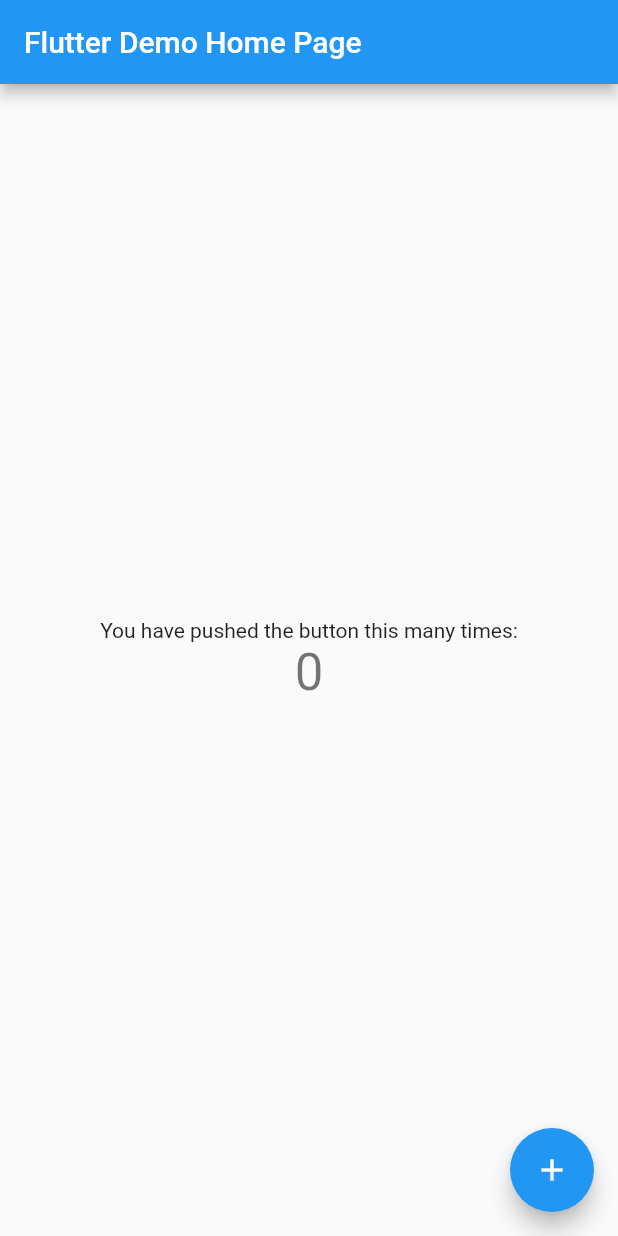
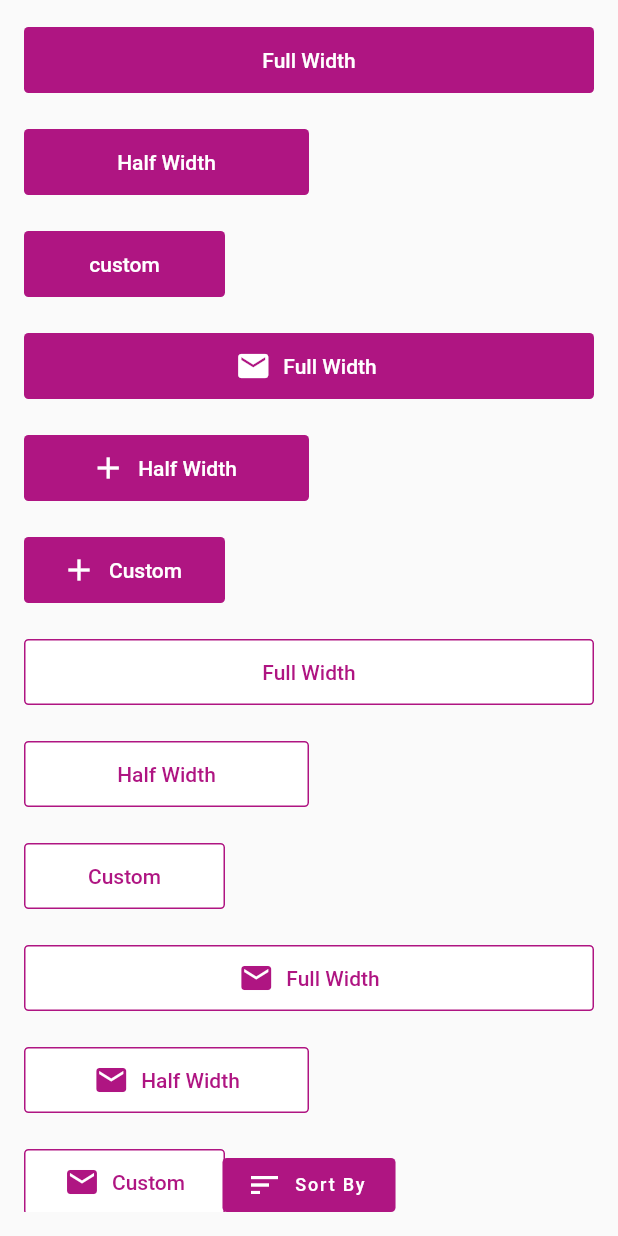
Before and after one commit to Kelompok-4-Capstone-Alterra/flutter_women_center, a Flutter app: the screen it shows after launch, on a phone screen of 412 x 824 dp. Run offline on Flutter 3.47's test engine with Material 2 defaults, Android fonts, the phone set to English and light mode, and no system bars; our stand-ins replace hexcolor.

Commit message:
component button dan utils

```diff
--- /dev/null
+++ b/lib/components/buttons/circle_button.dart
@@ -0,0 +1,26 @@
+import 'package:capstone_project/utils/my_color.dart';
+import 'package:flutter/material.dart';
+
+class CircleButton extends StatelessWidget {
+  final Widget widget;
+  final void Function()? onPressed;
+
+  const CircleButton({
+    super.key,
+    required this.widget,
+    required this.onPressed,
+  });
+
+  @override
+  Widget build(BuildContext context) {
+    return ElevatedButton(
+        style: ElevatedButton.styleFrom(
+          backgroundColor: MyColor.primaryColor,
+          elevation: 0,
+          fixedSize: const Size(56, 56),
+          shape: const CircleBorder(),
+        ),
+        onPressed: onPressed,
+        child: widget);
+  }
+}
--- /dev/null
+++ b/lib/components/buttons/floating_button.dart
@@ -0,0 +1,43 @@
+import 'package:capstone_project/utils/my_color.dart';
+import 'package:flutter/material.dart';
+
+class FloatingButton extends StatelessWidget {
+  final String? toolTip;
+  final void Function()? onPressed;
+  final Widget widget;
+  final String teks;
+
+  const FloatingButton({
+    super.key,
+    this.toolTip,
+    required this.widget,
+    required this.teks,
+    required this.onPressed,
+  });
+
+  @override
+  Widget build(BuildContext context) {
+    return SizedBox(
+      height: 36,
+      child: FloatingActionButton.extended(
+        tooltip: toolTip,
+        shape: RoundedRectangleBorder(
+          borderRadius: BorderRadius.circular(3),
+        ),
+        backgroundColor: MyColor.primaryColor,
+        foregroundColor: MyColor.white,
+        elevation: 0,
+        icon: widget,
+        label: Text(
+          teks,
+          style: TextStyle(
+            fontSize: 12,
+            fontWeight: FontWeight.w500,
+            color: MyColor.white,
+          ),
+        ),
+        onPressed: onPressed,
+      ),
+    );
+  }
+}
--- /dev/null
+++ b/lib/components/buttons/primary_button.dart
@@ -0,0 +1,37 @@
+import 'package:capstone_project/utils/my_color.dart';
+import 'package:capstone_project/utils/my_size.dart';
+import 'package:flutter/material.dart';
+
+class PrimaryButton extends StatelessWidget {
+  final String teks;
+  final double? customWidth;
+  final void Function()? onPressed;
+
+  const PrimaryButton({
+    super.key,
+    this.customWidth,
+    required this.teks,
+    required this.onPressed,
+  });
+
+  @override
+  Widget build(BuildContext context) {
+    return ElevatedButton(
+      style: ElevatedButton.styleFrom(
+        backgroundColor: MyColor.primaryColor,
+        elevation: 0,
+        fixedSize: Size(
+            customWidth == null ? MySize.width(context) : customWidth!, 44),
+        shape: RoundedRectangleBorder(
+          borderRadius: BorderRadius.circular(3),
+        ),
+      ),
+      onPressed: onPressed,
+      child: Text(
+        teks,
+        style: TextStyle(
+            fontSize: 14.0, fontWeight: FontWeight.w500, color: MyColor.white),
+      ),
+    );
+  }
+}
--- /dev/null
+++ b/lib/components/buttons/primary_button_icon.dart
@@ -0,0 +1,41 @@
+import 'package:capstone_project/utils/my_color.dart';
+import 'package:capstone_project/utils/my_size.dart';
+import 'package:flutter/material.dart';
+
+class PrimaryButtonIcon extends StatelessWidget {
+  final String teks;
+  final double? customWidth;
+  final Widget widget;
+  final void Function()? onPressed;
+
+  const PrimaryButtonIcon({
+    super.key,
+    this.customWidth,
+    required this.teks,
+    required this.widget,
+    required this.onPressed,
+  });
+
+  @override
+  Widget build(BuildContext context) {
+    return ElevatedButton.icon(
+        style: ElevatedButton.styleFrom(
+          backgroundColor: MyColor.primaryColor,
+          elevation: 0,
+          fixedSize: Size(
+              customWidth == null ? MySize.width(context) : customWidth!, 44),
+          shape: RoundedRectangleBorder(
+            borderRadius: BorderRadius.circular(3),
+          ),
+        ),
+        onPressed: onPressed,
+        label: Text(
+          teks,
+          style: TextStyle(
+              fontSize: 14.0,
+              fontWeight: FontWeight.w500,
+              color: MyColor.white),
+        ),
+        icon: widget);
+  }
+}
--- /dev/null
+++ b/lib/components/buttons/secondary_button.dart
@@ -0,0 +1,40 @@
+import 'package:capstone_project/utils/my_color.dart';
+import 'package:capstone_project/utils/my_size.dart';
+import 'package:flutter/material.dart';
+
+class SecondaryButton extends StatelessWidget {
+  final String teks;
+  final double? customWidth;
+  final void Function()? onPressed;
+
+  const SecondaryButton({
+    super.key,
+    this.customWidth,
+    required this.teks,
+    required this.onPressed,
+  });
+
+  @override
+  Widget build(BuildContext context) {
+    return OutlinedButton(
+      style: OutlinedButton.styleFrom(
+        backgroundColor: MyColor.white,
+        elevation: 0,
+        side: BorderSide(color: MyColor.primaryColor, width: 1),
+        fixedSize: Size(
+            customWidth == null ? MySize.width(context) : customWidth!, 44),
+        shape: RoundedRectangleBorder(
+          borderRadius: BorderRadius.circular(3),
+        ),
+      ),
+      onPressed: onPressed,
+      child: Text(
+        teks,
+        style: TextStyle(
+            fontSize: 14.0,
+            fontWeight: FontWeight.w500,
+            color: MyColor.primaryColor),
+      ),
+    );
+  }
+}
--- /dev/null
+++ b/lib/components/buttons/secondary_button_icon.dart
@@ -0,0 +1,43 @@
+import 'package:capstone_project/utils/my_color.dart';
+import 'package:capstone_project/utils/my_size.dart';
+import 'package:flutter/material.dart';
+
+class SecondaryButtonIcon extends StatelessWidget {
+  final String teks;
+  final Widget widget;
+  final double? customWidth;
+  final void Function()? onPressed;
+
+  const SecondaryButtonIcon({
+    super.key,
+    this.customWidth,
+    required this.teks,
+    required this.widget,
+    required this.onPressed,
+  });
+
+  @override
+  Widget build(BuildContext context) {
+    return OutlinedButton.icon(
+      style: OutlinedButton.styleFrom(
+        backgroundColor: MyColor.white,
+        elevation: 0,
+        side: BorderSide(color: MyColor.primaryColor, width: 1),
+        fixedSize: Size(
+            customWidth == null ? MySize.width(context) : customWidth!, 44),
+        shape: RoundedRectangleBorder(
+          borderRadius: BorderRadius.circular(3),
+        ),
+      ),
+      icon: widget,
+      onPressed: onPressed,
+      label: Text(
+        teks,
+        style: TextStyle(
+            fontSize: 14.0,
+            fontWeight: FontWeight.w500,
+            color: MyColor.primaryColor),
+      ),
+    );
+  }
+}
--- a/lib/main.dart
+++ b/lib/main.dart
@@ -1,104 +1,6 @@
 import 'package:flutter/material.dart';
+import 'my_app.dart';
 
 void main() {
   runApp(const MyApp());
 }
-
-class MyApp extends StatelessWidget {
-  const MyApp({super.key});
-
-  // This widget is the root of your application.
-  @override
-  Widget build(BuildContext context) {
-    return MaterialApp(
-      title: 'Flutter Demo',
-      theme: ThemeData(
-        // This is the theme of your application.
-        //
-        // Try running your application with "flutter run". You'll see the
-        // application has a blue toolbar. Then, without quitting the app, try
-        // changing the primarySwatch below to Colors.green and then invoke
-        // "hot reload" (press "r" in the console where you ran "flutter run",
-        // or simply save your changes to "hot reload" in a Flutter IDE).
-        // Notice that the counter didn't reset back to zero; the application
-        // is not restarted.
-        primarySwatch: Colors.blue,
-      ),
-      home: const MyHomePage(title: 'Flutter Demo Home Page'),
-    );
-  }
-}
-
-class MyHomePage extends StatefulWidget {
-  const MyHomePage({super.key, required this.title});
-
-  // This widget is the home page of your application. It is stateful, meaning
-  // that it has a State object (defined below) that contains fields that affect
-  // how it looks.
-
-  // This class is the configuration for the state. It holds the values (in this
-  // case the title) provided by the parent (in this case the App widget) and
-  // used by the build method of the State. Fields in a Widget subclass are
-  // always marked "final".
-
-  final String title;
-
-  @override
-  State<MyHomePage> createState() => _MyHomePageState();
-}
-
-class _MyHomePageState extends State<MyHomePage> {
-  int _counter = 0;
-
-  void _incrementCounter() {
-    setState(() {
-      _counter++;
-    });
-  }
-
-  @override
-  Widget build(BuildContext context) {
-    return Scaffold(
-      appBar: AppBar(
-        // Here we take the value from the MyHomePage object that was created by
-        // the App.build method, and use it to set our appbar title.
-        title: Text(widget.title),
-      ),
-      body: Center(
-        // Center is a layout widget. It takes a single child and positions it
-        // in the middle of the parent.
-        child: Column(
-          // Column is also a layout widget. It takes a list of children and
-          // arranges them vertically. By default, it sizes itself to fit its
-          // children horizontally, and tries to be as tall as its parent.
-          //
-          // Invoke "debug painting" (press "p" in the console, choose the
-          // "Toggle Debug Paint" action from the Flutter Inspector in Android
-          // Studio, or the "Toggle Debug Paint" command in Visual Studio Code)
-          // to see the wireframe for each widget.
-          //
-          // Column has various properties to control how it sizes itself and
-          // how it positions its children. Here we use mainAxisAlignment to
-          // center the children vertically; the main axis here is the vertical
-          // axis because Columns are vertical (the cross axis would be
-          // horizontal).
-          mainAxisAlignment: MainAxisAlignment.center,
-          children: <Widget>[
-            const Text(
-              'You have pushed the button this many times:',
-            ),
-            Text(
-              '$_counter',
-              style: Theme.of(context).textTheme.headlineMedium,
-            ),
-          ],
-        ),
-      ),
-      floatingActionButton: FloatingActionButton(
-        onPressed: _incrementCounter,
-        tooltip: 'Increment',
-        child: const Icon(Icons.add),
-      ), // This trailing comma makes auto-formatting nicer for build methods.
-    );
-  }
-}
--- /dev/null
+++ b/lib/my_app.dart
@@ -0,0 +1,19 @@
+import 'package:capstone_project/preview_component_page.dart';
+import 'package:flutter/material.dart';
+
+class MyApp extends StatelessWidget {
+  const MyApp({super.key});
+
+  @override
+  Widget build(BuildContext context) {
+    return MaterialApp(
+      debugShowCheckedModeBanner: false,
+      title: 'Women Center',
+      initialRoute: PreviewComponentPage.routeName,
+      routes: {
+        PreviewComponentPage.routeName: (context) =>
+            const PreviewComponentPage(),
+      },
+    );
+  }
+}
--- /dev/null
+++ b/lib/preview_component_page.dart
@@ -0,0 +1,155 @@
+import 'package:capstone_project/components/buttons/circle_button.dart';
+import 'package:capstone_project/components/buttons/floating_button.dart';
+import 'package:capstone_project/components/buttons/primary_button.dart';
+import 'package:capstone_project/components/buttons/primary_button_icon.dart';
+import 'package:capstone_project/components/buttons/secondary_button.dart';
+import 'package:capstone_project/components/buttons/secondary_button_icon.dart';
+import 'package:capstone_project/utils/my_color.dart';
+import 'package:capstone_project/utils/my_size.dart';
+import 'package:flutter/material.dart';
+
+class PreviewComponentPage extends StatefulWidget {
+  const PreviewComponentPage({super.key});
+
+  static const routeName = '/previewComponentPage';
+
+  @override
+  State<PreviewComponentPage> createState() => _PreviewComponentPageState();
+}
+
+class _PreviewComponentPageState extends State<PreviewComponentPage> {
+  @override
+  Widget build(BuildContext context) {
+    return Scaffold(
+      floatingActionButton: FloatingButton(
+        widget: const Icon(Icons.sort),
+        teks: 'Sort By',
+        onPressed: () {},
+      ),
+      floatingActionButtonLocation: FloatingActionButtonLocation.centerFloat,
+      body: SafeArea(
+        child: Padding(
+          padding: const EdgeInsets.all(16),
+          child: SingleChildScrollView(
+            child: Column(
+              crossAxisAlignment: CrossAxisAlignment.start,
+              children: [
+                PrimaryButton(
+                  teks: 'Full Width',
+                  onPressed: () {},
+                ),
+                const SizedBox(
+                  height: 20,
+                ),
+                PrimaryButton(
+                  customWidth: MySize.halfWidth(context),
+                  teks: 'Half Width',
+                  onPressed: () {},
+                ),
+                const SizedBox(
+                  height: 20,
+                ),
+                PrimaryButton(
+                  customWidth: 134,
+                  teks: 'custom',
+                  onPressed: () {},
+                ),
+                const SizedBox(
+                  height: 20,
+                ),
+                PrimaryButtonIcon(
+                  teks: 'Full Width',
+                  widget: const Icon(Icons.email),
+                  onPressed: () {},
+                ),
+                const SizedBox(
+                  height: 20,
+                ),
+                PrimaryButtonIcon(
+                  customWidth: MySize.halfWidth(context),
+                  teks: 'Half Width',
+                  widget: const Icon(Icons.add),
+                  onPressed: () {},
+                ),
+                const SizedBox(
+                  height: 20,
+                ),
+                PrimaryButtonIcon(
+                  customWidth: 134,
+                  teks: 'Custom',
+                  widget: const Icon(Icons.add),
+                  onPressed: () {},
+                ),
+                const SizedBox(
+                  height: 20,
+                ),
+                SecondaryButton(
+                  teks: 'Full Width',
+                  onPressed: () {},
+                ),
+                const SizedBox(
+                  height: 20,
+                ),
+                SecondaryButton(
+                  customWidth: MySize.halfWidth(context),
+                  teks: 'Half Width',
+                  onPressed: () {},
+                ),
+                const SizedBox(
+                  height: 20,
+                ),
+                SecondaryButton(
+                  customWidth: 134,
+                  teks: 'Custom',
+                  onPressed: () {},
+                ),
+                const SizedBox(
+                  height: 20,
+                ),
+                SecondaryButtonIcon(
+                  teks: 'Full Width',
+                  widget: Icon(
+                    Icons.email,
+                    color: MyColor.primaryColor,
+                  ),
+                  onPressed: () {},
+                ),
+                const SizedBox(
+                  height: 20,
+                ),
+                SecondaryButtonIcon(
+                  customWidth: MySize.halfWidth(context),
+                  teks: 'Half Width',
+                  widget: Icon(
+                    Icons.email,
+                    color: MyColor.primaryColor,
+                  ),
+                  onPressed: () {},
+                ),
+                const SizedBox(
+                  height: 20,
+                ),
+                SecondaryButtonIcon(
+                  customWidth: 134,
+                  teks: 'Custom',
+                  widget: Icon(
+                    Icons.email,
+                    color: MyColor.primaryColor,
+                  ),
+                  onPressed: () {},
+                ),
+                const SizedBox(
+                  height: 20,
+                ),
+                CircleButton(
+                  widget: const Icon(Icons.percent),
+                  onPressed: () {},
+                ),
+              ],
+            ),
+          ),
+        ),
+      ),
+    );
+  }
+}
--- /dev/null
+++ b/lib/utils/my_color.dart
@@ -0,0 +1,7 @@
+import 'package:hexcolor/hexcolor.dart';
+
+class MyColor {
+  static final primaryColor = HexColor('#AF1582');
+  static final secondaryColor = HexColor('##BDB728');
+  static final white = HexColor('##FFFFFF');
+}
--- /dev/null
+++ b/lib/utils/my_size.dart
@@ -0,0 +1,32 @@
+import 'package:flutter/material.dart';
+
+class MySize {
+  static const int screenPadding = 16;
+  static const int appBarHeight = 114;
+
+  static double bodyHeight1(BuildContext context) {
+    return MediaQuery.of(context).size.height -
+        MediaQuery.of(context).padding.top;
+  }
+
+  static double bodyHeight2(BuildContext context) {
+    return MediaQuery.of(context).size.height -
+        MediaQuery.of(context).padding.top -
+        appBarHeight;
+  }
+
+  static double bodyHeight3(BuildContext context) {
+    return MediaQuery.of(context).size.height -
+        MediaQuery.of(context).padding.top -
+        appBarHeight -
+        kBottomNavigationBarHeight;
+  }
+
+  static double width(BuildContext context) {
+    return MediaQuery.of(context).size.width - (screenPadding * 2);
+  }
+
+  static double halfWidth(BuildContext context) {
+    return (MediaQuery.of(context).size.width - (screenPadding * 2)) / 2;
+  }
+}
--- a/pubspec.yaml
+++ b/pubspec.yaml
@@ -35,6 +35,7 @@
   # The following adds the Cupertino Icons font to your application.
   # Use with the CupertinoIcons class for iOS style icons.
   cupertino_icons: ^1.0.2
+  hexcolor: ^3.0.1
 
 dev_dependencies:
   flutter_test:
```
Also changed, not shown: pubspec.lock, 1 other file.
